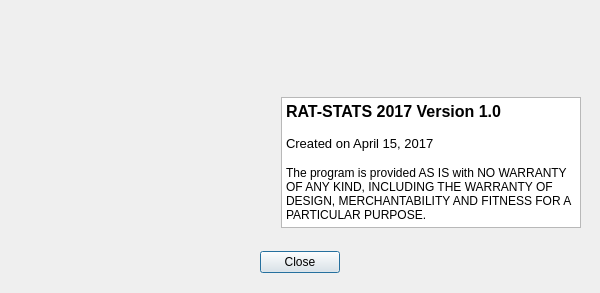
Old version of the form products/RAT-STATS/rstats_ui/src/UIRStatsAbout.ui in the repository cbtek/RStats2017.
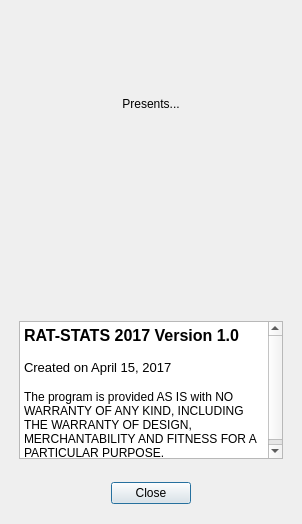
New version of the form.

Patch:
```diff
--- a/products/RAT-STATS/rstats_ui/src/UIRStatsAbout.ui
+++ b/products/RAT-STATS/rstats_ui/src/UIRStatsAbout.ui
@@ -6,8 +6,8 @@
    <rect>
     <x>0</x>
     <y>0</y>
-    <width>600</width>
-    <height>293</height>
+    <width>298</width>
+    <height>524</height>
    </rect>
   </property>
   <property name="windowTitle">
@@ -28,28 +28,6 @@
      <property name="bottomMargin">
       <number>4</number>
      </property>
-     <item>
-      <widget class="QLabel" name="m_lblRStatsLogo">
-       <property name="minimumSize">
-        <size>
-         <width>256</width>
-         <height>190</height>
-        </size>
-       </property>
-       <property name="maximumSize">
-        <size>
-         <width>256</width>
-         <height>190</height>
-        </size>
-       </property>
-       <property name="text">
-        <string/>
-       </property>
-       <property name="scaledContents">
-        <bool>true</bool>
-       </property>
-      </widget>
-     </item>
      <item>
       <layout class="QVBoxLayout" name="verticalLayout_2">
        <property name="leftMargin">
@@ -102,6 +80,54 @@
          </item>
         </layout>
        </item>
+       <item>
+        <widget class="QLabel" name="label">
+         <property name="text">
+          <string>Presents...</string>
+         </property>
+         <property name="alignment">
+          <set>Qt::AlignCenter</set>
+         </property>
+        </widget>
+       </item>
+       <item>
+        <layout class="QHBoxLayout" name="horizontalLayout_4">
+         <property name="leftMargin">
+          <number>4</number>
+         </property>
+         <property name="topMargin">
+          <number>4</number>
+         </property>
+         <property name="rightMargin">
+          <number>4</number>
+         </property>
+         <property name="bottomMargin">
+          <number>4</number>
+         </property>
+         <item>
+          <widget class="QLabel" name="m_lblRStatsLogo">
+           <property name="minimumSize">
+            <size>
+             <width>256</width>
+             <height>190</height>
+            </size>
+           </property>
+           <property name="maximumSize">
+            <size>
+             <width>256</width>
+             <height>190</height>
+            </size>
+           </property>
+           <property name="text">
+            <string/>
+           </property>
+           <property name="scaledContents">
+            <bool>true</bool>
+           </property>
+          </widget>
+         </item>
+        </layout>
+       </item>
        <item>
         <widget class="QTextBrowser" name="textBrowser">
          <property name="html">
```
